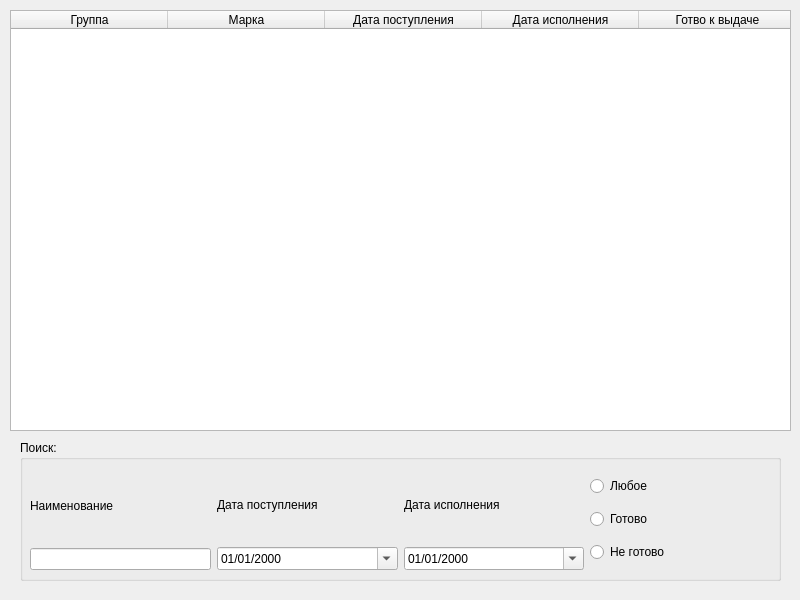
Max2772/FoA-P-2-Semester-, file LabWork_2/Task_2/searchwindow.ui: the form before one commit.
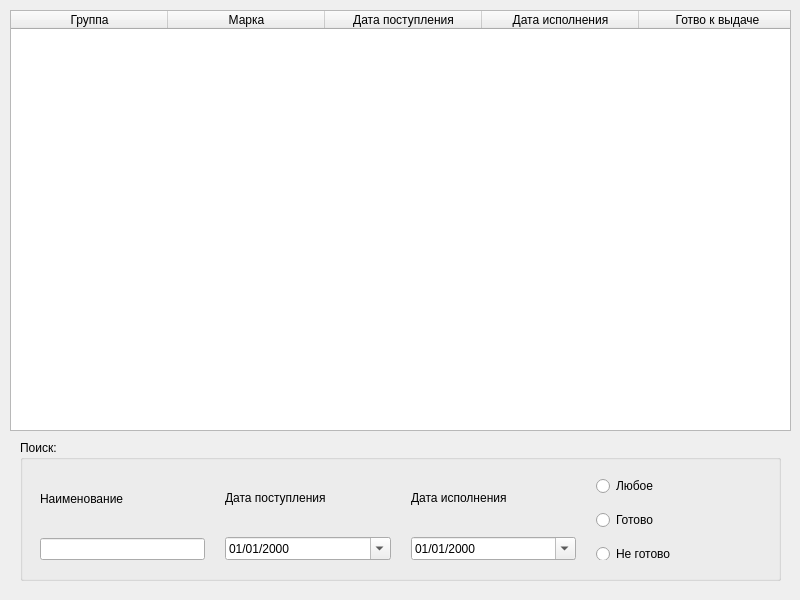
The form after the commit.

Diff of the .ui file:
```diff
--- a/LabWork_2/Task_2/searchwindow.ui
+++ b/LabWork_2/Task_2/searchwindow.ui
@@ -121,6 +121,21 @@
      </rect>
     </property>
     <layout class="QHBoxLayout" name="horizontalLayout_3">
+     <property name="spacing">
+      <number>20</number>
+     </property>
+     <property name="leftMargin">
+      <number>10</number>
+     </property>
+     <property name="topMargin">
+      <number>10</number>
+     </property>
+     <property name="rightMargin">
+      <number>10</number>
+     </property>
+     <property name="bottomMargin">
+      <number>10</number>
+     </property>
      <item>
       <layout class="QVBoxLayout" name="verticalLayout">
        <item>
```
